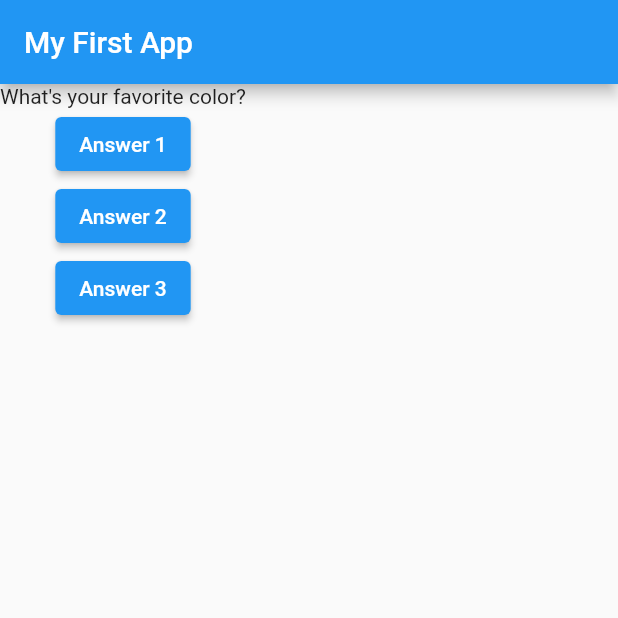
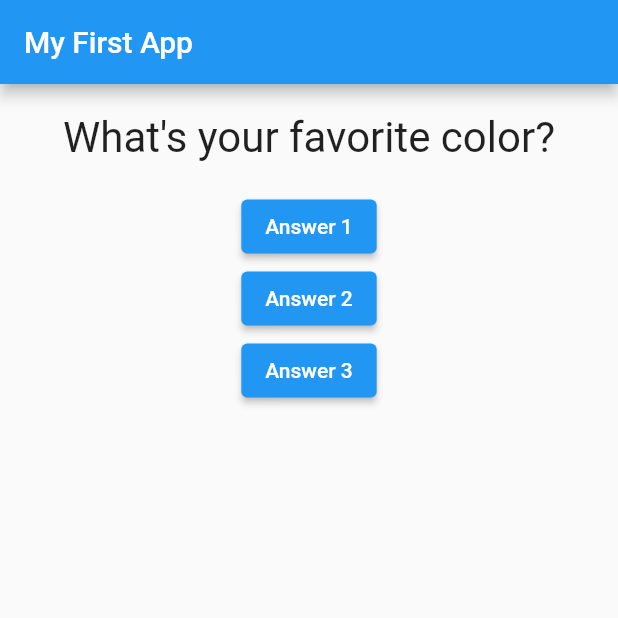
Before and after one commit to horizoncrafts/flutter-guide, a Flutter app: the screen it shows after launch, on a phone screen of 412 x 824 dp, the top half of it. Run offline on Flutter 3.47's test engine with Material 2 defaults, Android fonts, the phone set to English and light mode, and no system bars.

Commit message:
after 43

```diff
--- a/flutter_complete_guide/lib/main.dart
+++ b/flutter_complete_guide/lib/main.dart
@@ -1,4 +1,6 @@
 import 'package:flutter/material.dart';
+import 'package:flutter_complete_guide/question.dart';
+// import './question.dart';
 
 // void main() {
 //   runApp(MyApp());
@@ -36,7 +38,7 @@ class _MyAppState extends State<MyApp> {
         ),
         body: Column(
           children: [
-            Text(questions[_questionIndex]),
+            Question(questionText: questions[_questionIndex]),
             ElevatedButton(
               child: Text('Answer 1'),
               onPressed: _answerQuestion,
--- /dev/null
+++ b/flutter_complete_guide/lib/question.dart
@@ -0,0 +1,22 @@
+import 'package:flutter/material.dart';
+// import 'package:flutter/src/foundation/key.dart';
+// import 'package:flutter/src/widgets/container.dart';
+// import 'package:flutter/src/widgets/framework.dart';
+
+class Question extends StatelessWidget {
+  final String questionText;
+
+  Question({this.questionText});
+
+  @override
+  Widget build(BuildContext context) {
+    return Container(
+        width: double.infinity,
+        margin: EdgeInsets.all(19),
+        child: Text(
+          this.questionText,
+          style: TextStyle(fontSize: 28),
+          textAlign: TextAlign.center,
+        ));
+  }
+}
```
